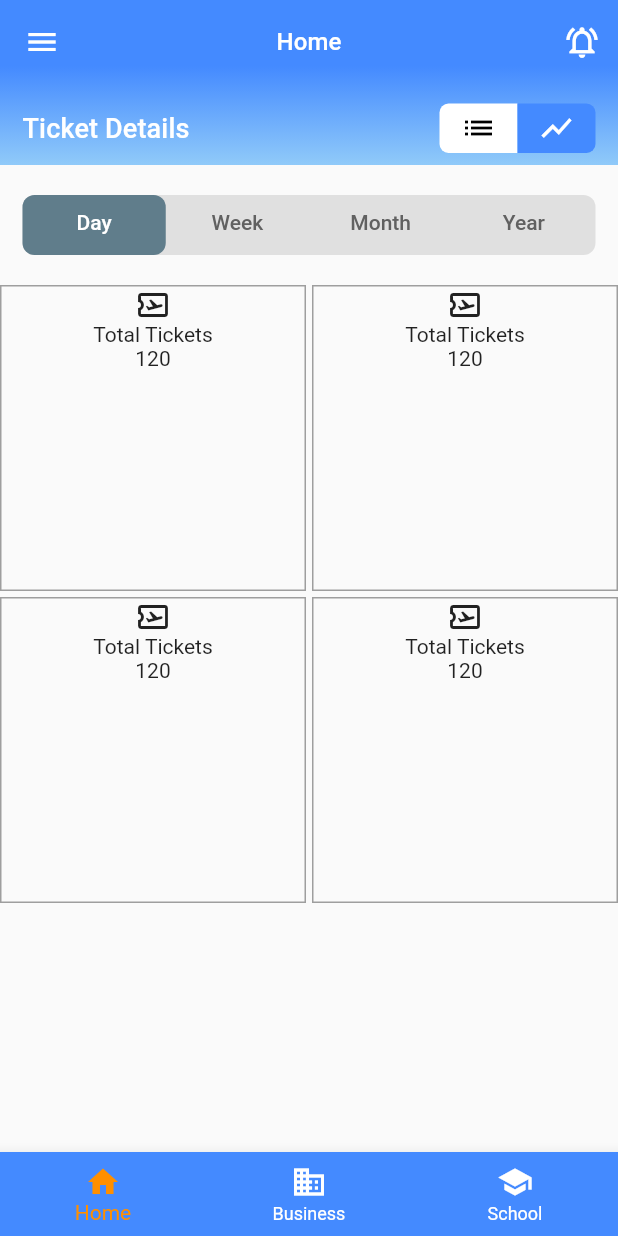
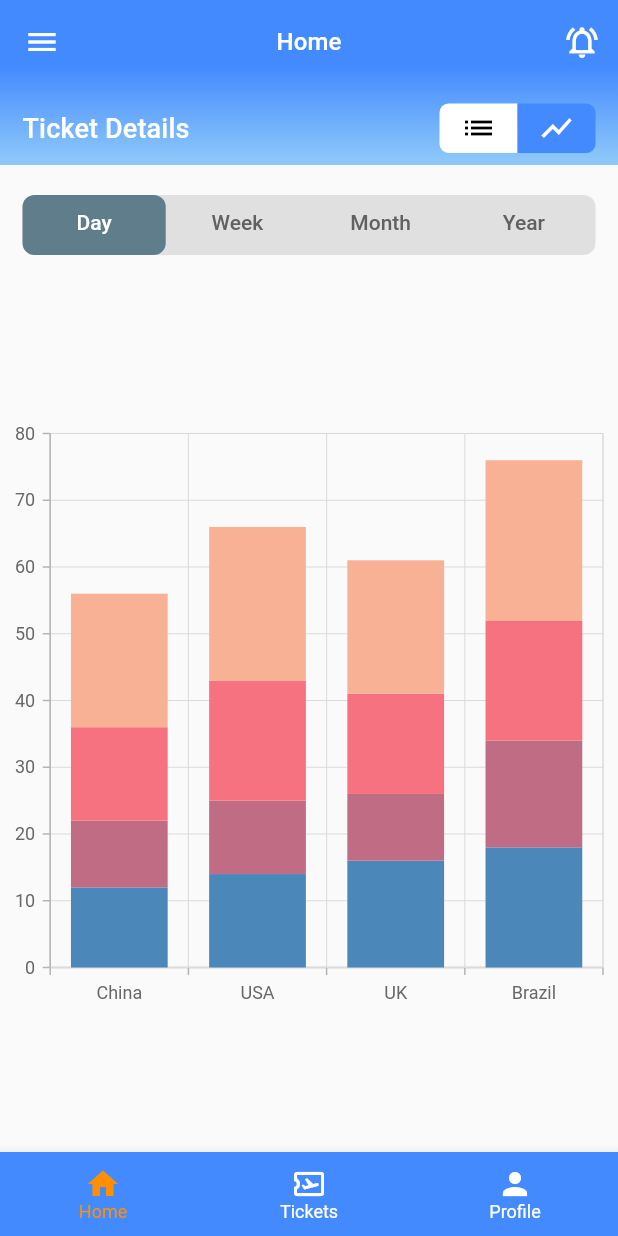
Before and after one commit to anil-shrest/ticket_app, a Flutter app: the screen it shows after launch, after a tap on the "show chart" icon, on a phone screen of 412 x 824 dp. Run offline on Flutter 3.47's test engine with Material 2 defaults, Android fonts, the phone set to English and light mode, and no system bars; our stand-ins replace syncfusion_flutter_charts.

Commit message:
error fix

```diff
--- a/lib/model/all_ticket_model.dart
+++ b/lib/model/all_ticket_model.dart
@@ -1,4 +1,13 @@
 class AllTicket {
   String code;
   String message;
+
+  AllTicket({required this.code, required this.message});
+
+  factory AllTicket.fromJson(Map<String, dynamic> json) {
+    return AllTicket(
+      code: json["TotalRecordCount"],
+      message: json["Records"],
+    );
+  }
 }
--- a/lib/screens/home_screen.dart
+++ b/lib/screens/home_screen.dart
@@ -41,7 +41,8 @@ class _HomeScreenState extends State<HomeScreen> {
         drawer: const Drawer(
           child: Center(child: Text('My Ticket App')),
         ),
-        body: Center(
+        body: Consumer<ChartOptionNotifier>(
+          builder: (context, chartOptionNotifier, child) => Center(
             child: Column(
               mainAxisAlignment: MainAxisAlignment.center,
               children: [
@@ -78,19 +79,22 @@ class _HomeScreenState extends State<HomeScreen> {
                     ],
                   ),
                 ),
-              ChangeNotifierProvider(
-                create: (_) => ChartOptionNotifier(),
-                child: Consumer<ChartOptionNotifier>(
-                  builder: (context, chartOptionNotifier, child) => Expanded(
+                chartOptionNotifier.isGridView == true
+                    ? const Expanded(
                         child: TabBarView(
-                      children: chartOptionNotifier.isChartView != true
-                          ? [
-                              _MyHomePage(),
-                              _MyHomePage(),
-                              _MyHomePage(),
-                              _MyHomePage(),
-                            ]
-                          : [
+                          children: [
+                            ChartBuilderPage(),
+                            ChartBuilderPage(),
+                            ChartBuilderPage(),
+                            ChartBuilderPage(),
+                          ],
+                        ),
+                      )
+                    : const Expanded(
+                        child: Padding(
+                          padding: EdgeInsets.all(15),
+                          child: TabBarView(
+                            children: [
                               GridBuilderPage(),
                               GridBuilderPage(),
                               GridBuilderPage(),
@@ -99,14 +103,15 @@ class _HomeScreenState extends State<HomeScreen> {
                           ),
                         ),
                       ),
+              ],
             ),
-            ],
           ),
         ),
         bottomNavigationBar: ChangeNotifierProvider<NavBarNotifier>(
           create: (_) => NavBarNotifier(),
           child: Consumer<NavBarNotifier>(
             builder: (context, navBarNotifier, child) => BottomNavigationBar(
+              selectedFontSize: 12,
               unselectedItemColor: Colors.white,
               backgroundColor: Colors.blueAccent,
               items: const <BottomNavigationBarItem>[
@@ -115,12 +120,12 @@ class _HomeScreenState extends State<HomeScreen> {
                   label: 'Home',
                 ),
                 BottomNavigationBarItem(
-                  icon: Icon(Icons.business),
-                  label: 'Business',
+                  icon: Icon(Icons.airplane_ticket_outlined),
+                  label: 'Tickets',
                 ),
                 BottomNavigationBarItem(
-                  icon: Icon(Icons.school),
-                  label: 'School',
+                  icon: Icon(Icons.person),
+                  label: 'Profile',
                 ),
               ],
               currentIndex: navBarNotifier.selectedIndex,
@@ -135,14 +140,14 @@ class _HomeScreenState extends State<HomeScreen> {
 }
 
 // for test
-class _MyHomePage extends StatefulWidget {
-  const _MyHomePage({Key? key}) : super(key: key);
+class ChartBuilderPage extends StatefulWidget {
+  const ChartBuilderPage({Key? key}) : super(key: key);
 
   @override
-  _MyHomePageState createState() => _MyHomePageState();
+  _ChartBuilderPageState createState() => _ChartBuilderPageState();
 }
 
-class _MyHomePageState extends State<_MyHomePage> {
+class _ChartBuilderPageState extends State<ChartBuilderPage> {
   final List<ChartData> chartData = [
     ChartData('China', 12, 10, 14, 20),
     ChartData('USA', 14, 11, 18, 23),
--- a/lib/widgets/app_bar.dart
+++ b/lib/widgets/app_bar.dart
@@ -53,9 +53,7 @@ class CustomAppBar extends StatelessWidget implements PreferredSizeWidget {
                         letterSpacing: 0.1,
                       ),
                 ),
-                ChangeNotifierProvider(
-                  create: (_) => ChartOptionNotifier(),
-                  child: Consumer<ChartOptionNotifier>(
+                Consumer<ChartOptionNotifier>(
                   builder: (context, chartOptionNotifier, child) => Row(
                     children: [
                       GestureDetector(
@@ -113,7 +111,6 @@ class CustomAppBar extends StatelessWidget implements PreferredSizeWidget {
                     ],
                   ),
                 ),
-                ),
               ],
             ),
           ),
--- a/lib/widgets/grid_builder.dart
+++ b/lib/widgets/grid_builder.dart
@@ -20,9 +20,11 @@ class _GridBuilderPageState extends State<GridBuilderPage> {
             height: 200,
             width: 200,
             decoration: BoxDecoration(
+              borderRadius: BorderRadius.circular(8),
               border: Border.all(color: Colors.grey),
             ),
             child: Column(
+              mainAxisAlignment: MainAxisAlignment.center,
               children: const [
                 Icon(Icons.airplane_ticket_outlined),
                 Text('Total Tickets'),
--- a/pubspec.yaml
+++ b/pubspec.yaml
@@ -38,11 +38,10 @@ dependencies:
   provider: ^6.0.5
   syncfusion_flutter_charts: ^20.4.44
   built_value: ^8.4.3
-  built_collection: ^5.1.1
 
 dev_dependencies:
-  build_runner: ^2.1.2
-  built_value_generator: ^8.1.1
+  build_runner: ^2.3.3
+  built_value_generator: ^8.4.3
   flutter_test:
     sdk: flutter
 
```
Also changed, not shown: pubspec.lock, 1 other file. Lines whose indentation alone changed are shown as unchanged.
